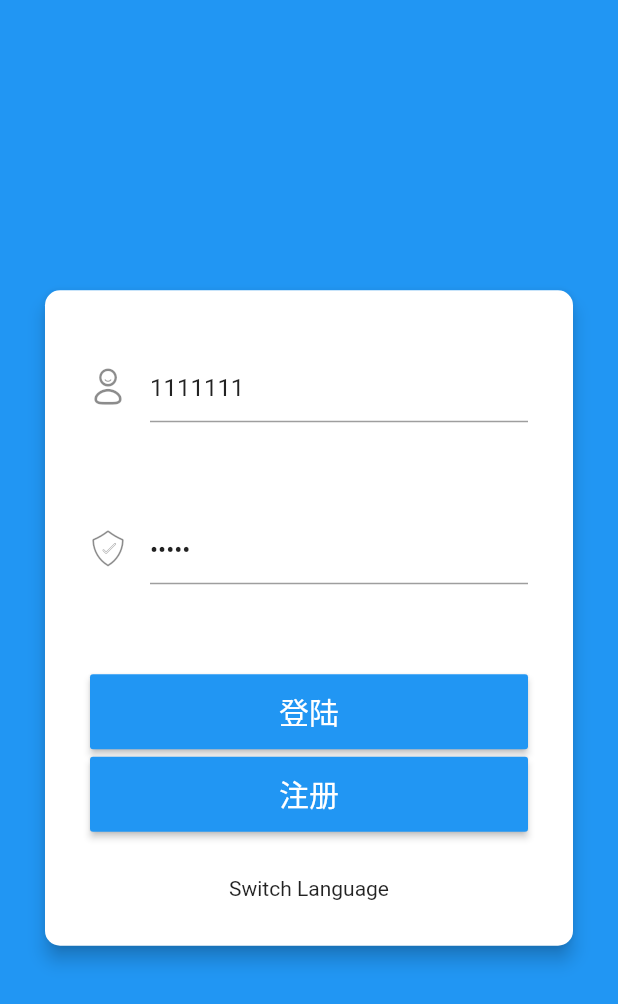
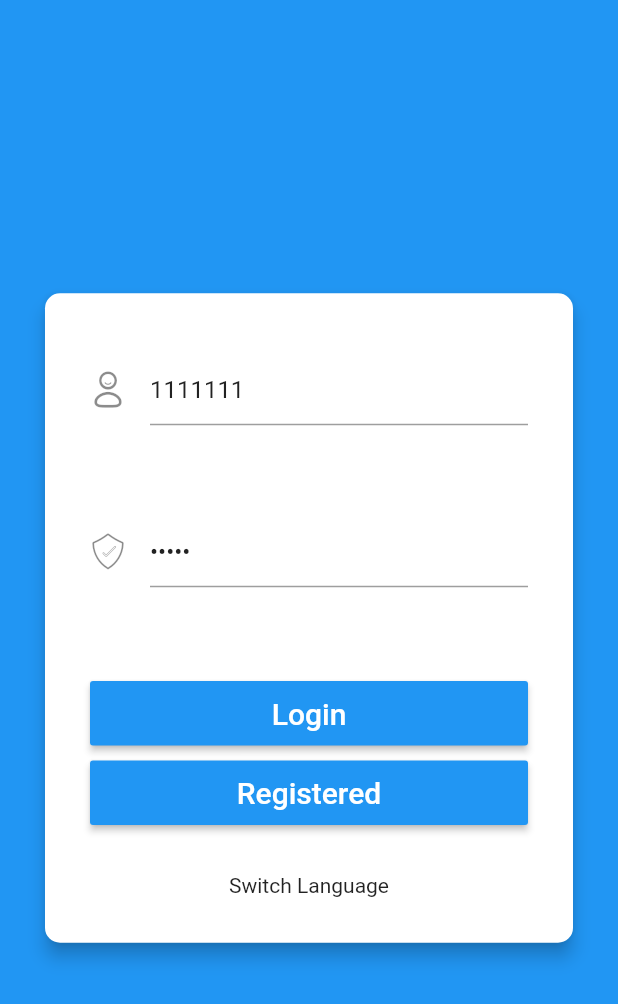
Before and after one commit to Aaron009/WXFlutter, a Flutter app: the screen it shows after launch, on a phone screen of 412 x 824 dp. Shown: the top 1004 px of the screen. Run offline on Flutter 3.47's test engine with Material 2 defaults, Android fonts, the light colour scheme and no system bars; missing offline and left inert: flustars.

Commit message:
no message

```diff
--- a/lib/app_strings.dart
+++ b/lib/app_strings.dart
@@ -62,4 +62,40 @@ class AppStrings {
     );
   }
 
+  String get login {
+    return Intl.message(
+      'Login',
+      name: 'login',
+      desc: '登陆',
+      locale: _localeName,
+    );
+  }
+
+  String get registered {
+    return Intl.message(
+      'Registered',
+      name: 'registered',
+      desc: '注册',
+      locale: _localeName,
+    );
+  }
+
+  String get enterYourAccount {
+    return Intl.message(
+      'Please enter your account',
+      name: 'enterYourAccount',
+      desc: '请输入账号',
+      locale: _localeName,
+    );
+  }
+
+  String get enterYourPassword {
+    return Intl.message(
+      'Please enter your password',
+      name: 'enterYourPassword',
+      desc: '请输入密码',
+      locale: _localeName,
+    );
+  }
+
 }
--- a/lib/l10n/messages_en.dart
+++ b/lib/l10n/messages_en.dart
@@ -20,8 +20,12 @@ class MessageLookup extends MessageLookupByLibrary {
   final messages = _notInlinedMessages(_notInlinedMessages);
   static _notInlinedMessages(_) => <String, Function> {
     "click" : MessageLookupByLibrary.simpleMessage("Click"),
+    "enterYourAccount" : MessageLookupByLibrary.simpleMessage("Please enter your account"),
+    "enterYourPassword" : MessageLookupByLibrary.simpleMessage("Please enter your password"),
     "helloFromDemo" : MessageLookupByLibrary.simpleMessage("Hello~"),
     "language" : MessageLookupByLibrary.simpleMessage("Language"),
+    "login" : MessageLookupByLibrary.simpleMessage("Login"),
+    "registered" : MessageLookupByLibrary.simpleMessage("Registered"),
     "switchLanguage" : MessageLookupByLibrary.simpleMessage("Switch Language"),
     "title" : MessageLookupByLibrary.simpleMessage("Localization Demo")
   };
--- a/lib/l10n/messages_zh.dart
+++ b/lib/l10n/messages_zh.dart
@@ -20,8 +20,12 @@ class MessageLookup extends MessageLookupByLibrary {
   final messages = _notInlinedMessages(_notInlinedMessages);
   static _notInlinedMessages(_) => <String, Function> {
     "click" : MessageLookupByLibrary.simpleMessage("点击"),
+    "enterYourAccount" : MessageLookupByLibrary.simpleMessage("请输入账号"),
+    "enterYourPassword" : MessageLookupByLibrary.simpleMessage("请输入密码"),
     "helloFromDemo" : MessageLookupByLibrary.simpleMessage("一句问候"),
     "language" : MessageLookupByLibrary.simpleMessage("语言"),
+    "login" : MessageLookupByLibrary.simpleMessage("登陆"),
+    "registered" : MessageLookupByLibrary.simpleMessage("注册"),
     "switchLanguage" : MessageLookupByLibrary.simpleMessage("切换语言"),
     "title" : MessageLookupByLibrary.simpleMessage("应用标题")
   };
--- a/lib/view/LoginPage.dart
+++ b/lib/view/LoginPage.dart
@@ -28,10 +28,12 @@ class _LoginPageState extends State<LoginPage> {
   @override
   Widget build(BuildContext context) {
     print("build  _userName:$_userName    _password:$_password");
-
+    AppStrings appStrings = AppStrings.of(context);
     return GestureDetector(
       behavior: HitTestBehavior.translucent,
-      onTap: (){FocusScope.of(context);},
+      onTap: () {
+        FocusScope.of(context);
+      },
       child: Scaffold(
         body: Container(
           color: Theme.of(context).primaryColor,
@@ -52,7 +54,7 @@ class _LoginPageState extends State<LoginPage> {
                           mainAxisSize: MainAxisSize.min,
                           children: <Widget>[
                             InputWidget(
-                              hintText: "请输入账号",
+                              hintText: appStrings.enterYourAccount,
                               iconData: Iconfont.yonghu,
                               obscureText: false,
                               onChanged: (String value) {
@@ -62,7 +64,7 @@ class _LoginPageState extends State<LoginPage> {
                             ),
                             Padding(padding: new EdgeInsets.all(30.0)),
                             InputWidget(
-                              hintText: "请输入密码",
+                              hintText: appStrings.enterYourPassword,
                               iconData: Iconfont.mima,
                               obscureText: true,
                               onChanged: (String value) {
@@ -72,7 +74,7 @@ class _LoginPageState extends State<LoginPage> {
                             ),
                             Padding(padding: new EdgeInsets.all(30.0)),
                             FlexButton(
-                              text: '登陆',
+                              text: appStrings.login,
                               color: Theme.of(context).primaryColor,
                               textColor: Colors.white,
                               onPress: pressLogin,
@@ -85,16 +87,18 @@ class _LoginPageState extends State<LoginPage> {
                               child: Flex(
                                 direction: Axis.horizontal,
                                 children: <Widget>[
-                                  Expanded(child: Text("注册", textAlign: TextAlign.center, style: new TextStyle(fontSize: 20),)),
+                                  Expanded(child: Text(appStrings.registered, textAlign: TextAlign.center, style: new TextStyle(fontSize: 20),)),
                                 ],
                               ),
                               textColor: Colors.white,
-                              onPressed: pressRegister,
+                              onPressed: () {
+                                pressRegister();
+                              },
                             ),
                             Padding(padding: new EdgeInsets.only(top:30.0)),
                             InkWell(
                               onTap: () {
-                                NavigatorUtils.goView(NavigatorUtils.language);
+                                NavigatorUtils.goView(context, NavigatorUtils.language);
                               },
                               child: Text(
                                 AppStrings.of(context).switchLanguage,
@@ -115,13 +119,13 @@ class _LoginPageState extends State<LoginPage> {
 
   void pressLogin() {
       print('开始登陆 $_userName  $_password');
-      NavigatorUtils.goView(NavigatorUtils.home);
+      NavigatorUtils.goView(context, NavigatorUtils.home);
   }
 
   void pressRegister() {
     print('注册 $_userName  $_password');
 
-    ThemeModel themeMode = Provider.of<ThemeModel>(NavigatorUtils.currentContext);
+    ThemeModel themeMode = Provider.of<ThemeModel>(context);
     themeMode.changeTheme();
   }
 }
--- a/lib/view/NavigatorUtils.dart
+++ b/lib/view/NavigatorUtils.dart
@@ -5,16 +5,15 @@ import 'package:wxfluuter/view/LoginPage.dart';
 import 'package:wxfluuter/view/WelcomePage.dart';
 
 class NavigatorUtils {
-
   /// 欢迎界面
   static const String welcome = "/";
+
   /// 登陆
   static const String login = "login";
+
   /// 主页
   static const String home = "home";
   static const String language = "language";
-
-  static var currentContext;
 
   static getRoutes(context) {
     return {
@@ -26,9 +25,7 @@ class NavigatorUtils {
   }
 
   static handleRoute(routeName, content) {
-    currentContext = content;
-
-    switch(routeName) {
+    switch (routeName) {
       case welcome:
         return WelcomePage();
       case login:
@@ -41,13 +38,12 @@ class NavigatorUtils {
   }
 
   ///登录页
-  static goLogin() {
-    Navigator.pushReplacementNamed(currentContext, login);
+  static goLogin(content) {
+    Navigator.pushReplacementNamed(content, login);
   }
 
-  static goView(String routeName) {
-//    Navigator.pushReplacementNamed(currentContext, routeName);
-    Navigator.pushNamed(currentContext, routeName);
+  static goView(content, String routeName) {
+    Navigator.pushNamed(content, routeName);
   }
 }
 
--- a/lib/view/WelcomePage.dart
+++ b/lib/view/WelcomePage.dart
@@ -13,7 +13,7 @@ class _WelcomePageState extends State<WelcomePage> {
     super.didChangeDependencies();
 
     new Future.delayed(const Duration(seconds: 2, milliseconds: 500), () {
-        NavigatorUtils.goLogin();
+        NavigatorUtils.goLogin(context);
     });
   }
 
```
Also changed, not shown: lib/l10n/intl_en.arb (+25 -1 lines), lib/l10n/intl_zh.arb (+25 -1 lines). Lines whose indentation alone changed are shown as unchanged.
